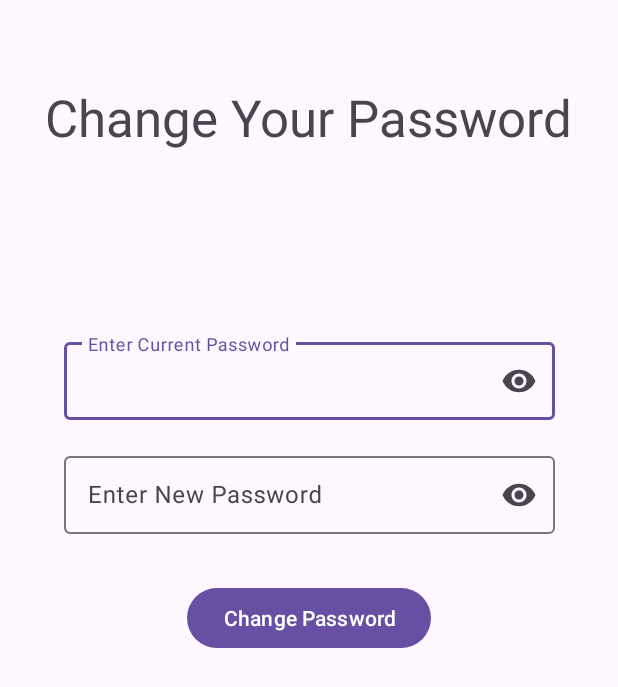
After one commit to camm9/DouglasList-2, an Android app: the ChangePassword screen opened directly, with no data from a screen before it, on a phone screen of 412 x 824 dp. The commit adds this screen. Shown: the top 687 px of the screen. Run offline under Robolectric (Android 15) with nearby library versions, the phone set to English and light mode, and no system bars; libraries missing offline, so code that uses them is left out: at.favre.lib; 2 statements that could not run were skipped.

Commit message:
Added change password feature

```diff
--- a/app/src/main/AndroidManifest.xml
+++ b/app/src/main/AndroidManifest.xml
@@ -12,6 +12,9 @@
         android:supportsRtl="true"
         android:theme="@style/Theme.DouglasList"
         tools:targetApi="31">
+        <activity
+            android:name="com.user.douglaslist.ChangePassword"
+            android:exported="false" />
         <activity
             android:name="com.user.douglaslist.ForgotPassword"
             android:exported="false" />
--- a/app/src/main/java/com/example/douglaslist/DabaseHelper.java
+++ b/app/src/main/java/com/example/douglaslist/DabaseHelper.java
@@ -15,7 +15,7 @@ import at.favre.lib.crypto.bcrypt.BCrypt;
 public class DabaseHelper extends SQLiteOpenHelper {
 
     final static String DATABASE_NAME = "Douglas.db";
-    final static int DATABASE_VERSION = 1;
+    final static int DATABASE_VERSION = 2;
 
     final static String USER_TABLE = "User";
     final static String T1COL1 = "UserID"; //Primary Key
@@ -113,7 +113,6 @@ public class DabaseHelper extends SQLiteOpenHelper {
     }
     //Update password -- to be used for ForgotPassword feature
     public boolean updatePassword(String email, String newPassword){
-
         SQLiteDatabase db = this.getWritableDatabase();
         ContentValues values = new ContentValues();
 
--- /dev/null
+++ b/app/src/main/java/com/user/douglaslist/ChangePassword.java
@@ -0,0 +1,89 @@
+package com.user.douglaslist;
+
+import androidx.appcompat.app.AppCompatActivity;
+
+import android.content.Intent;
+import android.content.SharedPreferences;
+import android.os.Bundle;
+import android.view.View;
+import android.widget.Button;
+import android.widget.EditText;
+import android.widget.Toast;
+
+import com.example.douglaslist.DabaseHelper;
+import com.example.douglaslist.MainActivity;
+import com.example.douglaslist.R;
+
+import at.favre.lib.crypto.bcrypt.BCrypt;
+
+public class ChangePassword extends AppCompatActivity {
+    SharedPreferences sp;
+    DabaseHelper dabaseHelper;
+    @Override
+    protected void onCreate(Bundle savedInstanceState) {
+        super.onCreate(savedInstanceState);
+        setContentView(R.layout.activity_change_password);
+        dabaseHelper = new DabaseHelper(ChangePassword.this);
+
+
+        User userProfile = (User) getIntent().getSerializableExtra("userData");
+        String emailTxt = userProfile.getEmail();
+        String retrievedPassword = userProfile.getPassword();
+
+        //Check user session token
+       sp = getSharedPreferences("DouglasListUserSession", MODE_PRIVATE);
+        Long storedTime = sp.getLong("session_expiration",0);
+        Boolean session = UserLogin.checkSessionToken(storedTime);
+        if (!session){
+            UserLogin.removeSessionToken(sp);
+            startActivity(new Intent(ChangePassword.this, MainActivity.class));
+        }
+
+        Button btnUpdatePW = findViewById(R.id.btnCompletePWUpdate);
+
+        btnUpdatePW.setOnClickListener(new View.OnClickListener() {
+            @Override
+            public void onClick(View v) {
+                EditText oldPW = findViewById(R.id.currentPW);
+                String passTxt = oldPW.getText().toString();
+                EditText newPW = findViewById(R.id.newPW);
+                String newPWtxt = newPW.getText().toString();
+                boolean validPassword = UserRegistration.isValidPassword(newPWtxt);
+
+                BCrypt.Result result = BCrypt.verifyer().verify(passTxt.toCharArray(), retrievedPassword);
+
+                if (passTxt.equals("") || newPWtxt.equals("")){
+                    oldPW.setError("Please enter all fields");
+                    newPW.setError("Please enter all fields");
+                }
+
+                if (!validPassword) {
+                    newPW.setError("Create a password with 8+ characters, 1 digit, 1 uppercase letter, " +
+                            "& 1 special character");
+                } else if (newPWtxt.length() < 8) {
+                    newPW.setError("Create a password with 8+ characters");
+                } else if (validPassword && passTxt.equals(newPWtxt)){
+                    Toast.makeText(ChangePassword.this, "New password must be different to current password" , Toast.LENGTH_SHORT).show();
+                } else {
+                    if (!result.verified){
+                        Toast.makeText(ChangePassword.this, "Invalid Credentials" , Toast.LENGTH_SHORT).show();
+                    } else {
+                        boolean resultPW = dabaseHelper.updatePassword(emailTxt, newPWtxt);
+                        if (resultPW){
+                            Toast.makeText(ChangePassword.this, "Password change successful!" , Toast.LENGTH_SHORT).show();
+                            Intent intent = new Intent(ChangePassword.this, UserProfile.class);
+                            intent.putExtra("userData", userProfile);
+                            startActivity(intent);
+                        } else {
+                            Toast.makeText(ChangePassword.this, "ERROR: Did not update" , Toast.LENGTH_SHORT).show();
+                        }
+                    }
+                }
+
+
+            }
+        });
+
+
+    }
+}
--- a/app/src/main/java/com/user/douglaslist/UserLogin.java
+++ b/app/src/main/java/com/user/douglaslist/UserLogin.java
@@ -62,7 +62,8 @@ public class UserLogin extends AppCompatActivity {
                     BCrypt.Result result = BCrypt.verifyer().verify(passTxt.toCharArray(), retrievedPassword);
 
                     if (result.verified == true){
-                        Toast.makeText(UserLogin.this, "Sign in successful!" , Toast.LENGTH_SHORT).show();// return User object of logged in user
+                        Toast.makeText(UserLogin.this, "Sign in successful!" , Toast.LENGTH_SHORT).show();
+                        // return User object of logged in user
                         User userProfile = dabaseHelper.returnUserProfile(emailTxt);
                         // Store session token
                         String token = generateSessionToken();
--- a/app/src/main/java/com/user/douglaslist/UserProfile.java
+++ b/app/src/main/java/com/user/douglaslist/UserProfile.java
@@ -54,5 +54,15 @@ public class UserProfile extends AppCompatActivity {
             }
         });
 
+        Button btnChangePW = findViewById(R.id.btnChangePW);
+        btnChangePW.setOnClickListener(new View.OnClickListener() {
+            @Override
+            public void onClick(View v) {
+                Intent intent = new Intent(UserProfile.this, ChangePassword.class);
+                intent.putExtra("userData", userProfile);
+                startActivity(intent);
+            }
+        });
+
     }
 }
--- a/app/src/main/java/com/user/douglaslist/UserRegistration.java
+++ b/app/src/main/java/com/user/douglaslist/UserRegistration.java
@@ -113,7 +113,7 @@ public class UserRegistration extends AppCompatActivity {
     the password contains at least one digit, one lowercase letter, one uppercase
     letter, one special character, and is at least 8 characters long.
     */
-    private static boolean isValidPassword (String password){
+    public static boolean isValidPassword (String password){
         final String passwordPattern = ("^" +
                 "(?=.*[A-Z])"+           // at least 1 uppercase
                 "(?=.*[a-z])"+           // at least 1 lowercase
--- /dev/null
+++ b/app/src/main/res/layout/activity_change_password.xml
@@ -0,0 +1,80 @@
+<?xml version="1.0" encoding="utf-8"?>
+<androidx.constraintlayout.widget.ConstraintLayout xmlns:android="http://schemas.android.com/apk/res/android"
+    xmlns:app="http://schemas.android.com/apk/res-auto"
+    xmlns:tools="http://schemas.android.com/tools"
+    android:layout_width="match_parent"
+    android:layout_height="match_parent"
+    tools:context="com.user.douglaslist.ChangePassword">
+
+    <com.google.android.material.textfield.TextInputLayout
+        android:id="@+id/textInputLayout2"
+        android:layout_width="327dp"
+        android:layout_height="57dp"
+        android:hint="@string/currentPW"
+        app:endIconMode="password_toggle"
+        app:layout_constraintBottom_toBottomOf="parent"
+        app:layout_constraintEnd_toEndOf="parent"
+        app:layout_constraintStart_toStartOf="parent"
+        app:layout_constraintTop_toTopOf="parent"
+        app:layout_constraintVertical_bias="0.29000002">
+
+        <com.google.android.material.textfield.TextInputEditText
+            android:id="@+id/currentPW"
+            android:layout_width="match_parent"
+            android:layout_height="52dp"
+            android:layout_marginTop="6dp"
+            android:inputType="textPassword"
+            android:textSize="16sp"
+            app:layout_constraintEnd_toEndOf="parent"
+            app:layout_constraintStart_toStartOf="parent"
+            app:layout_constraintTop_toTopOf="parent" />
+    </com.google.android.material.textfield.TextInputLayout>
+
+    <com.google.android.material.textfield.TextInputLayout
+        android:id="@+id/textInputLayout"
+        android:layout_width="327dp"
+        android:layout_height="57dp"
+        android:hint="@string/newPW"
+        app:endIconMode="password_toggle"
+        app:layout_constraintBottom_toBottomOf="parent"
+        app:layout_constraintEnd_toEndOf="parent"
+        app:layout_constraintStart_toStartOf="parent"
+        app:layout_constraintTop_toTopOf="parent"
+        app:layout_constraintVertical_bias="0.39">>
+
+        <com.google.android.material.textfield.TextInputEditText
+            android:id="@+id/newPW"
+            android:layout_width="match_parent"
+            android:layout_height="52dp"
+            android:layout_marginTop="6dp"
+            android:inputType="textPassword"
+            android:textSize="16sp"
+            app:layout_constraintEnd_toEndOf="parent"
+            app:layout_constraintStart_toStartOf="parent"
+            app:layout_constraintTop_toTopOf="parent" />
+    </com.google.android.material.textfield.TextInputLayout>
+
+    <Button
+        android:id="@+id/btnCompletePWUpdate"
+        android:layout_width="wrap_content"
+        android:layout_height="wrap_content"
+        android:text="@string/btnChangePW"
+        app:layout_constraintBottom_toBottomOf="parent"
+        app:layout_constraintEnd_toEndOf="parent"
+        app:layout_constraintStart_toStartOf="parent"
+        app:layout_constraintTop_toTopOf="parent" />
+
+    <TextView
+        android:id="@+id/tvChangePWTitle"
+        android:layout_width="wrap_content"
+        android:layout_height="wrap_content"
+        android:text="@string/tvChangePWTitle"
+        android:textSize="34sp"
+        app:layout_constraintBottom_toBottomOf="parent"
+        app:layout_constraintEnd_toEndOf="parent"
+        app:layout_constraintHorizontal_bias="0.491"
+        app:layout_constraintStart_toStartOf="parent"
+        app:layout_constraintTop_toTopOf="parent"
+        app:layout_constraintVertical_bias="0.071" />
+
+</androidx.constraintlayout.widget.ConstraintLayout>
--- a/app/src/main/res/values/strings.xml
+++ b/app/src/main/res/values/strings.xml
@@ -29,4 +29,7 @@
     <string name="imgProfileImg">This is the users profile image</string>
     <string name="tvProfileAddress">Your Address:</string>
     <string name="btnChangePW">Change Password</string>
+    <string name="currentPW">Enter Current Password</string>
+    <string name="newPW">Enter New Password</string>
+    <string name="tvChangePWTitle">Change Your Password</string>
 </resources>
```
